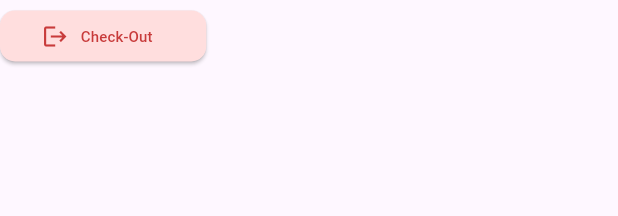
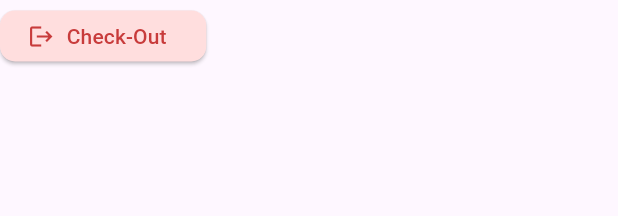
Before and after one commit to mouhana22/mawjood_app, a Flutter app: what iconButton() shows on an empty page, opened directly, on a phone screen of 412 x 824 dp. Shown: the top 216 px of the screen. Run offline on Flutter 3.47's test engine with Material 3 defaults, Android fonts, the phone set to English and light mode, and no system bars; network calls fail.

Commit message:
edit buttons (font size), edit location card

```diff
--- a/lib/widgets/button.dart
+++ b/lib/widgets/button.dart
@@ -12,11 +12,14 @@ class button extends StatelessWidget {
     required this.text,
     required this.type,
     this.height = 34,
-    this.width = 137.5, required Null Function() onPressed
+    this.width = 137.5,
+    this.fontSize = 14,
+    required Null Function() onPressed
   });
   final double width;
   final double height;
   final String text;
+  final double fontSize;
   final btnType type;
   @override
   Widget build(BuildContext context) {
--- a/lib/widgets/iconButton.dart
+++ b/lib/widgets/iconButton.dart
@@ -12,9 +12,10 @@ class iconButton extends StatelessWidget {
     required this.text,
     required this.icon,
     required this.type,
+    this.onPressed,
     this.height = 34,
     this.width = 137.5,
-    this.fontSize = 10
+    this.fontSize = 14
   });
   final double width;
   final double height;
@@ -22,6 +23,9 @@ class iconButton extends StatelessWidget {
   final double fontSize;
   final IconData icon;
   final btnType type;
+  final VoidCallback? onPressed;
+
+
   @override
   Widget build(BuildContext context) {
     var textColor;
```
Also changed, not shown: lib/cardsWidgets/locationCard.dart (+11 -5 lines), lib/main.dart (+7 -5 lines).
